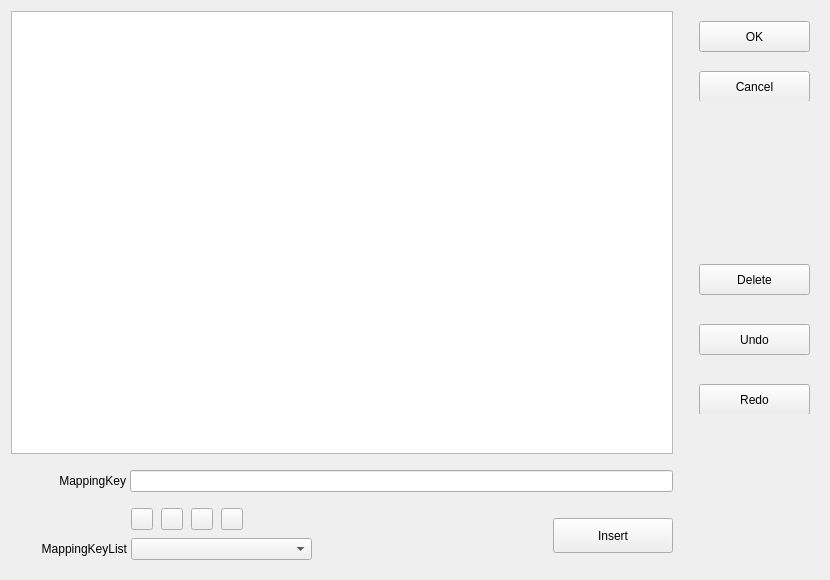
Zalafina/QKeyMapper, file QKeyMapper/qmappingsequenceedit.ui: the form before one commit.
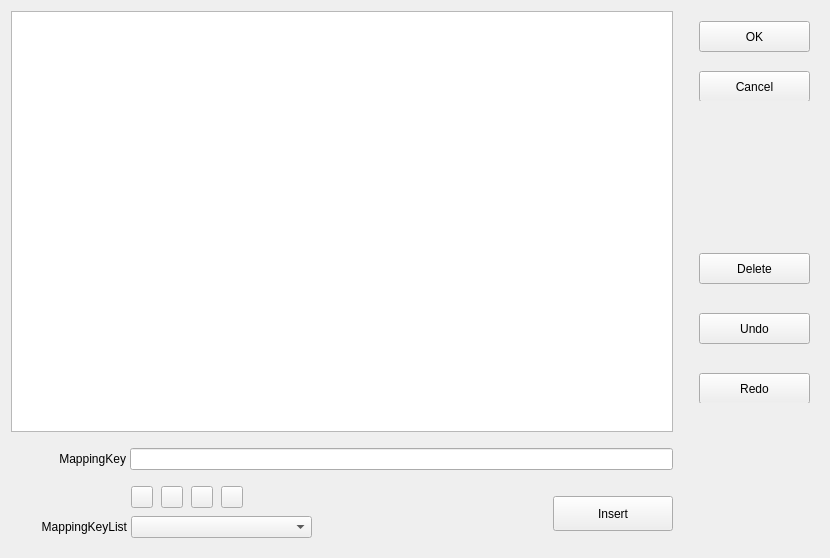
The form after the commit. Custom widgets are drawn as their Qt base class.

Commit message: Add MappingSequenceEditor - part5.

```diff
--- a/QKeyMapper/qmappingsequenceedit.ui
+++ b/QKeyMapper/qmappingsequenceedit.ui
@@ -7,7 +7,7 @@
     <x>0</x>
     <y>0</y>
     <width>830</width>
-    <height>580</height>
+    <height>558</height>
    </rect>
   </property>
   <property name="windowTitle">
@@ -194,7 +194,7 @@
        <property name="sizeHint" stdset="0">
         <size>
          <width>20</width>
-         <height>100</height>
+         <height>106</height>
         </size>
        </property>
       </spacer>
```
